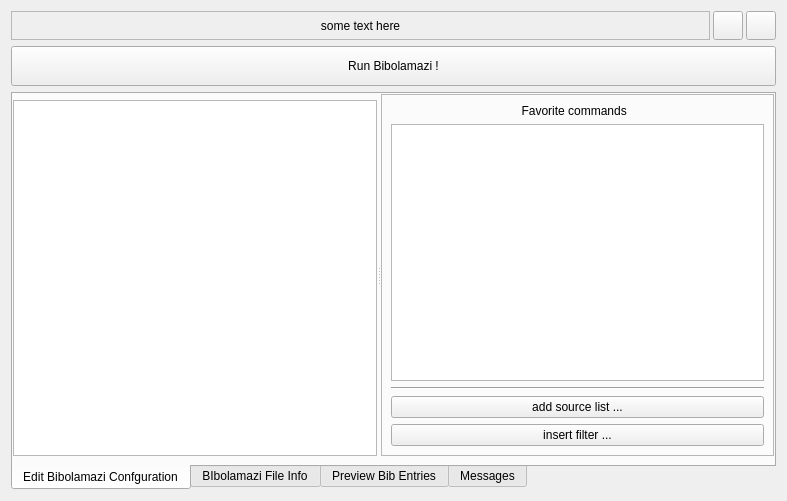
This is gui/bibolamazi_gui/openbibfile.ui in phfaist/bibolamazi as Qt 5 draws it before an edit. The edited form follows.
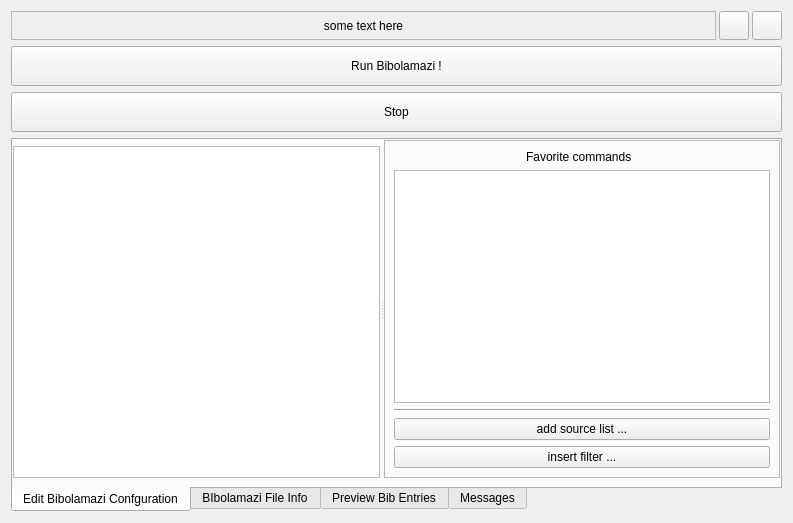
This is the edited form. Icons and pictures are not drawn. Custom widgets are drawn as their Qt base class.

Commit message: working on exception handling in GUI

What changed in the file:
```diff
--- a/gui/bibolamazi_gui/openbibfile.ui
+++ b/gui/bibolamazi_gui/openbibfile.ui
@@ -6,8 +6,8 @@
    <rect>
     <x>0</x>
     <y>0</y>
-    <width>787</width>
-    <height>501</height>
+    <width>793</width>
+    <height>523</height>
    </rect>
   </property>
   <layout class="QGridLayout" name="lyt">
@@ -28,7 +28,7 @@
      </property>
     </widget>
    </item>
-   <item row="2" column="0">
+   <item row="3" column="0">
     <widget class="QTabWidget" name="tabs">
      <property name="tabPosition">
       <enum>QTabWidget::South</enum>
@@ -498,6 +498,23 @@
      </layout>
     </widget>
    </item>
+   <item row="2" column="0">
+    <widget class="QPushButton" name="btnInterrupt">
+     <property name="minimumSize">
+      <size>
+       <width>0</width>
+       <height>40</height>
+      </size>
+     </property>
+     <property name="text">
+      <string>Stop</string>
+     </property>
+     <property name="icon">
+      <iconset resource="bibolamazi_res.qrc">
+       <normaloff>:/pic/closehide.png</normaloff>:/pic/closehide.png</iconset>
+     </property>
+    </widget>
+   </item>
   </layout>
  </widget>
  <customwidgets>
```
The commit also changes 6 other files.
